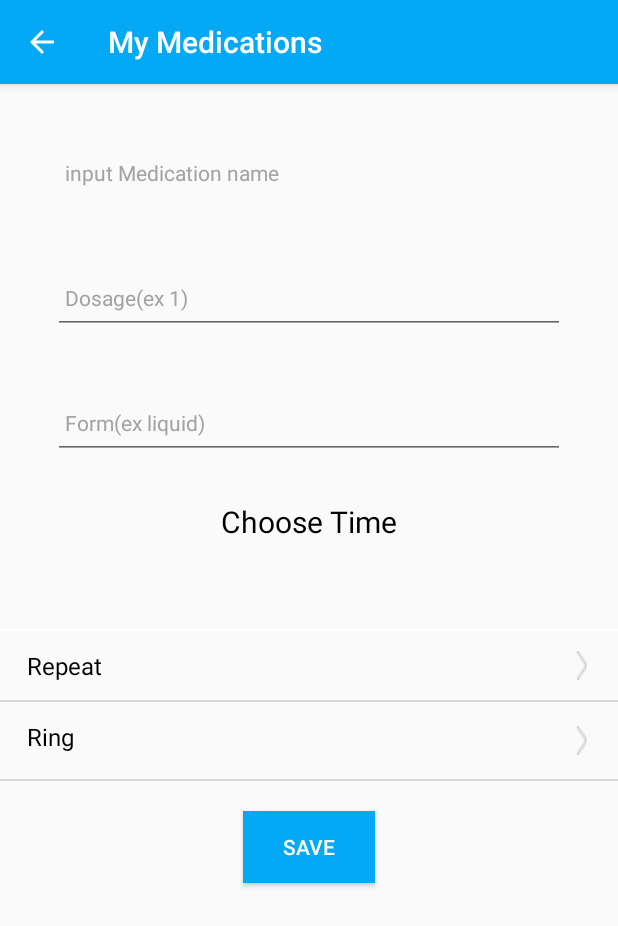
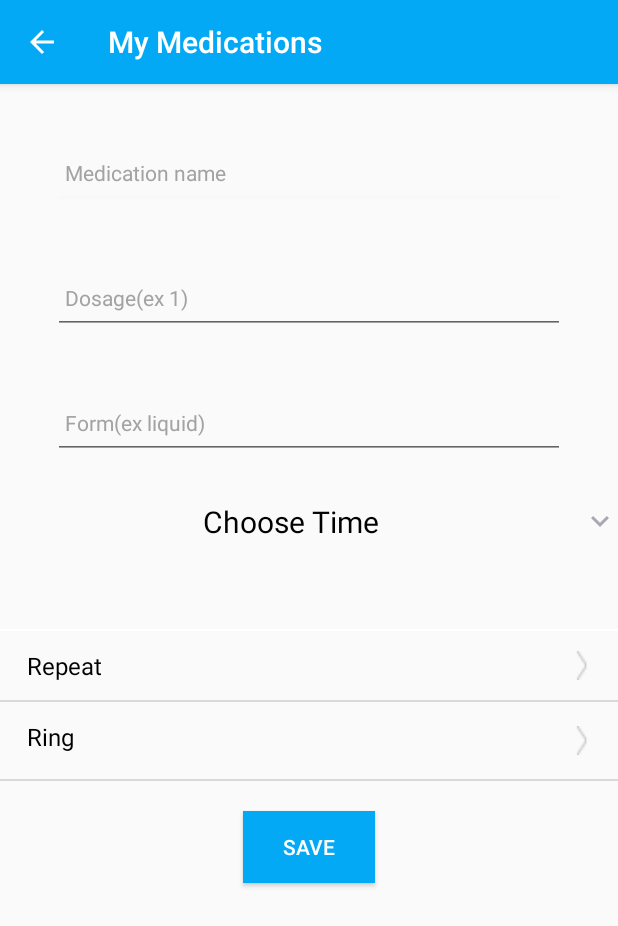
Before and after one commit to KoujiMinamoto/BreatheSafe, an Android app: the AddAlarmActivity screen opened directly, with no data from a screen before it, on a phone screen of 412 x 824 dp. Shown: the top 926 px of the screen. Run offline under Robolectric (Android 15) with nearby library versions, the phone set to English and light mode, and no system bars; our stand-ins replace ButterKnife; libraries missing offline, so code that uses them is left out: com.bigkoo.pickerview, com.jaeger.library, org.litepal; 1 statement that could not run was skipped.

Commit message:
some UI isuues and notifications
notifications just can input 0-2

```diff
--- a/app/src/main/AndroidManifest.xml
+++ b/app/src/main/AndroidManifest.xml
@@ -31,7 +31,7 @@
             android:label="My feelings"
             android:parentActivityName=".MainActivity"/>
         <activity android:name=".RemindActivity"
-            android:label="Medication"
+            android:label="Medication Reminders"
             android:parentActivityName=".MainActivity"/>
         <activity android:name=".Firsttime"
             android:label=""
--- a/app/src/main/java/com/example/breathesafe/Adapter/AlarmAdapter.java
+++ b/app/src/main/java/com/example/breathesafe/Adapter/AlarmAdapter.java
@@ -31,10 +31,10 @@ public class AlarmAdapter extends BaseQuickAdapter<AlarmDB, BaseViewHolder> {
         helper.setText(R.id.tv_medtime, builder.toString());
         switch (item.getCycleNum()) {
             case 0:
-                helper.setText(R.id.tv_count, "Repeating:everyday");
+                helper.setText(R.id.tv_count, "Repeat:Everyday");
                 break;
             case -1:
-                helper.setText(R.id.tv_count, "Repeating:one time");
+                helper.setText(R.id.tv_count, "Repeat:One Time");
                 break;
         }
         helper.addOnClickListener(R.id.layout_public);
--- a/app/src/main/java/com/example/breathesafe/MainActivity.java
+++ b/app/src/main/java/com/example/breathesafe/MainActivity.java
@@ -64,7 +64,7 @@ public class MainActivity extends AppCompatActivity {
     private Button btn_homepage;
     private Button btn_prototype;
     private Button btn_setting;
-    private Integer[] imageUrl = {R.drawable.img1, R.drawable.img2, R.drawable.img3, R.drawable.img3,R.drawable.img5};
+    private Integer[] imageUrl = {R.drawable.img1, R.drawable.img2, R.drawable.img3, R.drawable.img1,R.drawable.img5};
     private int[] imageIds = {R.drawable.forecast, R.drawable.sys,
             R.drawable.tips, R.drawable.act,R.drawable.med};
     private List<Subject> datas = new ArrayList<>();
@@ -124,7 +124,7 @@ public class MainActivity extends AppCompatActivity {
         //设置自动轮播，默认为true
         banner.isAutoPlay(true);
         //设置轮播时间
-        banner.setDelayTime(6500);
+        banner.setDelayTime(7000);
         //设置指示器位置（当banner模式中有指示器时）
         banner.setIndicatorGravity(BannerConfig.CENTER);
         //banner设置方法全部调用完毕时最后调用
--- a/app/src/main/java/com/example/breathesafe/RemindActivity.java
+++ b/app/src/main/java/com/example/breathesafe/RemindActivity.java
@@ -104,7 +104,6 @@ public class RemindActivity extends AppCompatActivity {
             initDB();
         }
     }
-
     @Override
     public boolean onOptionsItemSelected(MenuItem item) {
         switch (item.getItemId()) {
@@ -119,4 +118,5 @@ public class RemindActivity extends AppCompatActivity {
         }
 
     }
+
 }
--- /dev/null
+++ b/app/src/main/res/drawable/ic_expand_more_black_24dp.xml
@@ -0,0 +1,5 @@
+<vector android:height="24dp" android:tint="#A9A9B6"
+    android:viewportHeight="24.0" android:viewportWidth="24.0"
+    android:width="24dp" xmlns:android="http://schemas.android.com/apk/res/android">
+    <path android:fillColor="#FF000000" android:pathData="M16.59,8.59L12,13.17 7.41,8.59 6,10l6,6 6,-6z"/>
+</vector>
--- a/app/src/main/res/layout/activity_add_alarm.xml
+++ b/app/src/main/res/layout/activity_add_alarm.xml
@@ -16,13 +16,12 @@
         android:layout_marginRight="35dp"
         android:drawablePadding="10dp"
         android:gravity="center_vertical"
-        android:hint="input Medication name"
+        android:hint="Medication name"
         android:paddingLeft="8dp"
         android:singleLine="true"
         android:textColor="#000000"
         android:textColorHint="#a3a3a3"
-        android:textSize="14sp"
-        />
+        android:textSize="14sp" />
 
 
     <EditText
@@ -36,6 +35,7 @@
         android:drawablePadding="10dp"
         android:gravity="center_vertical"
         android:hint="Dosage(ex 1)"
+        android:inputType="numberDecimal"
         android:paddingLeft="8dp"
         android:singleLine="true"
         android:textColor="#000000"
@@ -64,6 +64,7 @@
         android:layout_width="match_parent"
         android:layout_height="wrap_content"
         android:layout_marginTop="20dp"
+        android:drawableRight="@drawable/ic_expand_more_black_24dp"
         android:gravity="center"
         android:paddingTop="8dp"
         android:paddingBottom="8dp"
--- a/app/src/main/res/layout/activity_main.xml
+++ b/app/src/main/res/layout/activity_main.xml
@@ -60,7 +60,7 @@
         android:background="@color/white"
         android:drawableTop="@drawable/firstaidkit"
         android:paddingTop="20dp"
-        android:text="Medication"
+        android:text="Medication Reminders"
         android:textColor="@color/colorPrimary"
         app:layout_constraintStart_toStartOf="parent"
         app:layout_constraintTop_toBottomOf="@+id/forecast" />
--- a/app/src/main/res/layout/userinfo.xml
+++ b/app/src/main/res/layout/userinfo.xml
@@ -75,9 +75,8 @@
         android:layout_height="wrap_content"
         android:ems="10"
         android:gravity="left"
-
+        android:inputType="textEmailAddress"
         android:hint="Email"
-
         tools:layout_editor_absoluteX="83dp"
         tools:layout_editor_absoluteY="158dp"
         />
```
Also changed, not shown: app/src/main/java/com/example/breathesafe/CallingRestful.java (+36 -0 lines), app/src/main/java/com/example/breathesafe/Howfeeling.java (+15 -2 lines), app/src/main/res/layout/add_no.xml (+21 -6 lines).
